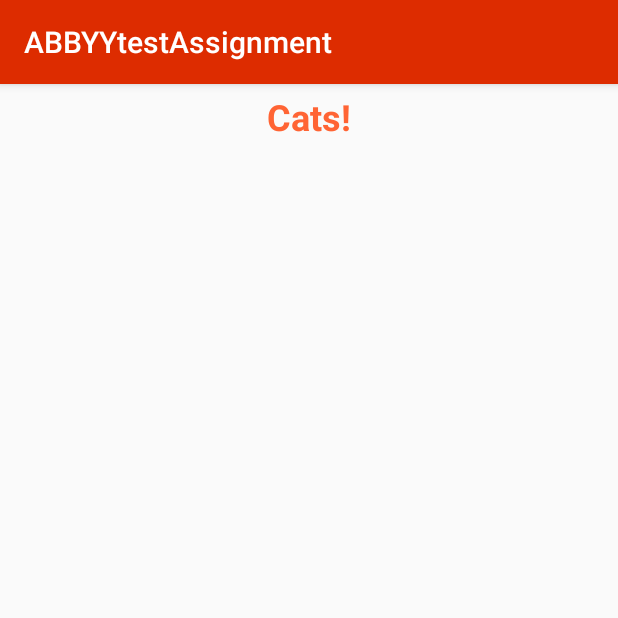
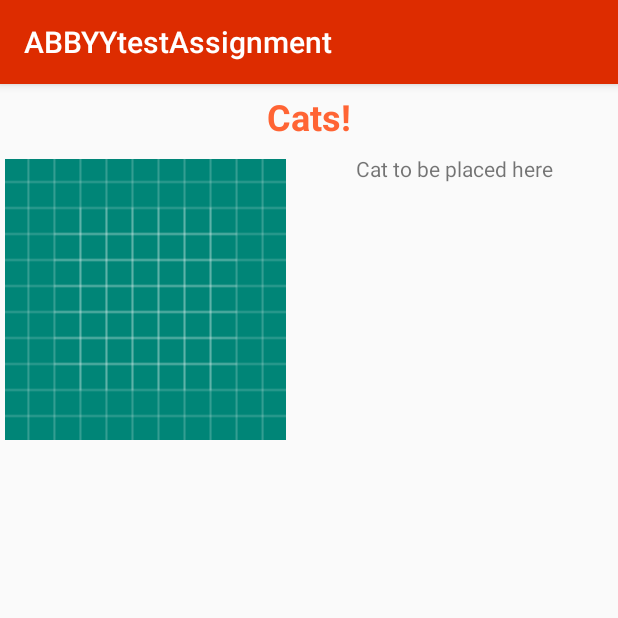
Before and after one commit to ro-mak/ABBYYtestAssignment, an Android app: the screen it shows after launch (MainActivity), on a phone screen of 412 x 824 dp, the top half of it. Run offline under Robolectric (Android 15) with nearby library versions, the phone set to English and light mode, and no system bars; our stand-ins replace Dagger/Hilt's generated code; 1 statement that could not run was skipped.

Commit message:
-removed async task and added coroutines -created custom view based on LinearLayout -added internet permission

```diff
--- a/app/build.gradle
+++ b/app/build.gradle
@@ -35,4 +35,5 @@ dependencies {
     implementation 'com.android.support:recyclerview-v7:28.0.0'
     implementation 'com.google.dagger:dagger:2.22.1'
     kapt 'com.google.dagger:dagger-compiler:2.22.1'
+    implementation 'org.jetbrains.kotlinx:kotlinx-coroutines-core:1.2.1'
 }
--- a/app/src/main/AndroidManifest.xml
+++ b/app/src/main/AndroidManifest.xml
@@ -1,7 +1,7 @@
 <?xml version="1.0" encoding="utf-8"?>
 <manifest xmlns:android="http://schemas.android.com/apk/res/android"
           xmlns:tools="http://schemas.android.com/tools" package="ru.makproductions.abbyytestassignment">
-
+    <uses-permission android:name="android.permission.INTERNET"/>
     <application
             android:name=".App"
             android:allowBackup="true"
--- a/app/src/main/java/ru/makproductions/abbyytestassignment/model/repo/CatsRepo.kt
+++ b/app/src/main/java/ru/makproductions/abbyytestassignment/model/repo/CatsRepo.kt
@@ -3,46 +3,42 @@ package ru.makproductions.abbyytestassignment.model.repo
 import android.arch.lifecycle.LiveData
 import android.arch.lifecycle.MutableLiveData
 import android.graphics.BitmapFactory
-import android.os.AsyncTask
 import android.util.Log
-import android.widget.Toast
-import ru.makproductions.abbyytestassignment.App
 import ru.makproductions.abbyytestassignment.model.entity.Cat
 import ru.makproductions.abbyytestassignment.model.entity.Cats
+import java.net.HttpURLConnection
 import java.net.URL
-import javax.net.ssl.HttpsURLConnection
 
-class CatsRepo : AsyncTask<Array<Cats>, Int, List<Cat>>() {
+class CatsRepo {
     private val catsLiveData = MutableLiveData<List<Cat>>()
     fun getCatsLiveData(): LiveData<List<Cat>> {
         return catsLiveData
     }
 
-    override fun doInBackground(vararg params: Array<Cats>?): List<Cat>? {
-        var httpsURLConnection: HttpsURLConnection
+    suspend fun doInBackground(params: Array<Cats>?) {
+        var httpURLConnection: HttpURLConnection
         val resultList: MutableList<Cat> = mutableListOf()
         try {
-            for (cat in listOf(params[0]) as List<Cats>) {
+            for (catId in 0 until params!!.size) {
+                val cat: Cats = params[catId]
                 val url = URL(cat.path)
-                httpsURLConnection = url.openConnection() as HttpsURLConnection
-                httpsURLConnection.requestMethod = "GET"
-                httpsURLConnection.readTimeout = 10000
-                httpsURLConnection.connect()
-                val data: ByteArray = httpsURLConnection.inputStream.readBytes()
+                httpURLConnection = url.openConnection() as HttpURLConnection
+                httpURLConnection.requestMethod = "GET"
+                httpURLConnection.readTimeout = 10000
+                httpURLConnection.connect()
+                val data: ByteArray = httpURLConnection.inputStream.readBytes()
                 val image = BitmapFactory.decodeByteArray(data, 0, data.size)
                 val catWithImage = Cat(name = cat.catName, image = image)
                 resultList.add(catWithImage)
             }
-            return resultList
+            onPostExecute(resultList)
         } catch (e: Exception) {
-            Log.e("CatsRepo load error", e.stackTrace.toString())
+            Log.e("CatsRepo load error", e.message)
         }
-        return null
     }
 
-    override fun onPostExecute(result: List<Cat>?) {
-        super.onPostExecute(result)
+    fun onPostExecute(result: List<Cat>?) {
+        Log.e("onPostExecute ", result?.toString())
         catsLiveData.postValue(result)
-        Toast.makeText(App.instance, "Cats loaded", Toast.LENGTH_SHORT).show()
     }
 }
--- a/app/src/main/java/ru/makproductions/abbyytestassignment/presenter/main/MainPresenterImpl.kt
+++ b/app/src/main/java/ru/makproductions/abbyytestassignment/presenter/main/MainPresenterImpl.kt
@@ -1,6 +1,10 @@
 package ru.makproductions.abbyytestassignment.presenter.main
 
-import android.os.AsyncTask
+import android.util.Log
+import android.widget.Toast
+import kotlinx.coroutines.GlobalScope
+import kotlinx.coroutines.async
+import ru.makproductions.abbyytestassignment.App
 import ru.makproductions.abbyytestassignment.model.entity.Cats
 import ru.makproductions.abbyytestassignment.model.repo.CatsRepo
 import javax.inject.Inject
@@ -9,8 +13,16 @@ class MainPresenterImpl : MainPresenter {
     @Inject
     lateinit var catsRepo: CatsRepo
 
+
     override fun loadAllCats() {
-        catsRepo.executeOnExecutor(AsyncTask.THREAD_POOL_EXECUTOR, Cats.values())
+        Log.e("loadAllCats ", " outside")
+        val deffered = GlobalScope.async {
+            Log.e("loadAllCats ", " inside")
+            catsRepo.doInBackground(Cats.values())
+            Toast.makeText(App.instance, "Cats loaded", Toast.LENGTH_LONG).show()
+        }
+
+
     }
 
     override fun onCreate() {
--- /dev/null
+++ b/app/src/main/java/ru/makproductions/abbyytestassignment/ui/item/CatView.kt
@@ -0,0 +1,57 @@
+package ru.makproductions.abbyytestassignment.ui.item
+
+import android.content.Context
+import android.util.AttributeSet
+import android.view.Gravity
+import android.view.ViewGroup
+import android.widget.ImageView
+import android.widget.LinearLayout
+import android.widget.TextView
+
+class CatView : LinearLayout {
+
+    constructor(context: Context) : super(context)
+    constructor(context: Context, attrs: AttributeSet?) : super(context, attrs)
+    constructor(context: Context, attrs: AttributeSet?, defStyleAttr: Int) : super(context, attrs, defStyleAttr)
+    constructor(context: Context, attrs: AttributeSet?, defStyleAttr: Int, defStyleRes: Int) : super(
+        context,
+        attrs,
+        defStyleAttr,
+        defStyleRes
+    )
+
+    val imageView = ImageView(context)
+    val textView = TextView(context)
+    override fun onAttachedToWindow() {
+        super.onAttachedToWindow()
+        orientation = HORIZONTAL
+        val layoutParams = LayoutParams(ViewGroup.LayoutParams.WRAP_CONTENT, ViewGroup.LayoutParams.WRAP_CONTENT)
+        layoutParams.weight = 1.toFloat()
+        initImageView(layoutParams)
+        initTextView(layoutParams)
+        addViews()
+    }
+
+    private fun addViews() {
+        this.addView(imageView)
+        this.addView(textView)
+    }
+
+    private fun initImageView(layoutParams: LayoutParams) {
+        imageView.layoutParams = layoutParams
+        imageView.setPadding(5, 5, 5, 5)
+        imageView.minimumHeight = convertDpsToPixels(200)
+    }
+
+    private fun initTextView(layoutParams: LayoutParams) {
+        textView.layoutParams = layoutParams
+        textView.gravity = Gravity.CENTER_HORIZONTAL
+        textView.setPadding(5, 5, 5, 5)
+    }
+
+    fun convertDpsToPixels(dps: Int): Int {
+        val scale = context.resources.displayMetrics.density
+        val pixels = (dps.toFloat() * scale + 0.5f).toInt()
+        return pixels
+    }
+}
--- a/app/src/main/java/ru/makproductions/abbyytestassignment/ui/main/MainActivity.kt
+++ b/app/src/main/java/ru/makproductions/abbyytestassignment/ui/main/MainActivity.kt
@@ -5,6 +5,7 @@ import android.support.v7.app.AppCompatActivity
 import ru.makproductions.abbyytestassignment.App
 import ru.makproductions.abbyytestassignment.R
 import ru.makproductions.abbyytestassignment.presenter.main.MainPresenterImpl
+import ru.makproductions.abbyytestassignment.ui.item.CatView
 import ru.makproductions.abbyytestassignment.view.main.MainView
 
 class MainActivity : AppCompatActivity(), MainView {
@@ -16,6 +17,9 @@ class MainActivity : AppCompatActivity(), MainView {
         setContentView(R.layout.activity_main)
         createPresenter()
         presenter.onCreate()
+        val view: CatView = findViewById(R.id.cat_view)
+        view.imageView.setImageDrawable(getDrawable(R.drawable.ic_launcher_background))
+        view.textView.text = "Cat to be placed here"
     }
 
     fun createPresenter() {
--- /dev/null
+++ b/app/src/main/java/ru/makproductions/abbyytestassignment/view/item/ItemView.kt
@@ -0,0 +1,3 @@
+package ru.makproductions.abbyytestassignment.view.item
+
+interface ItemView
--- a/app/src/main/res/layout/activity_main.xml
+++ b/app/src/main/res/layout/activity_main.xml
@@ -18,6 +18,10 @@
             android:textColor="@color/colorAccent"
             android:textStyle="bold"
     />
+    <ru.makproductions.abbyytestassignment.ui.item.CatView
+            android:id="@+id/cat_view"
+            android:layout_width="match_parent"
+            android:layout_height="wrap_content"/>
 
     <android.support.v7.widget.RecyclerView
             android:id="@+id/cats_recycler_view"
```
